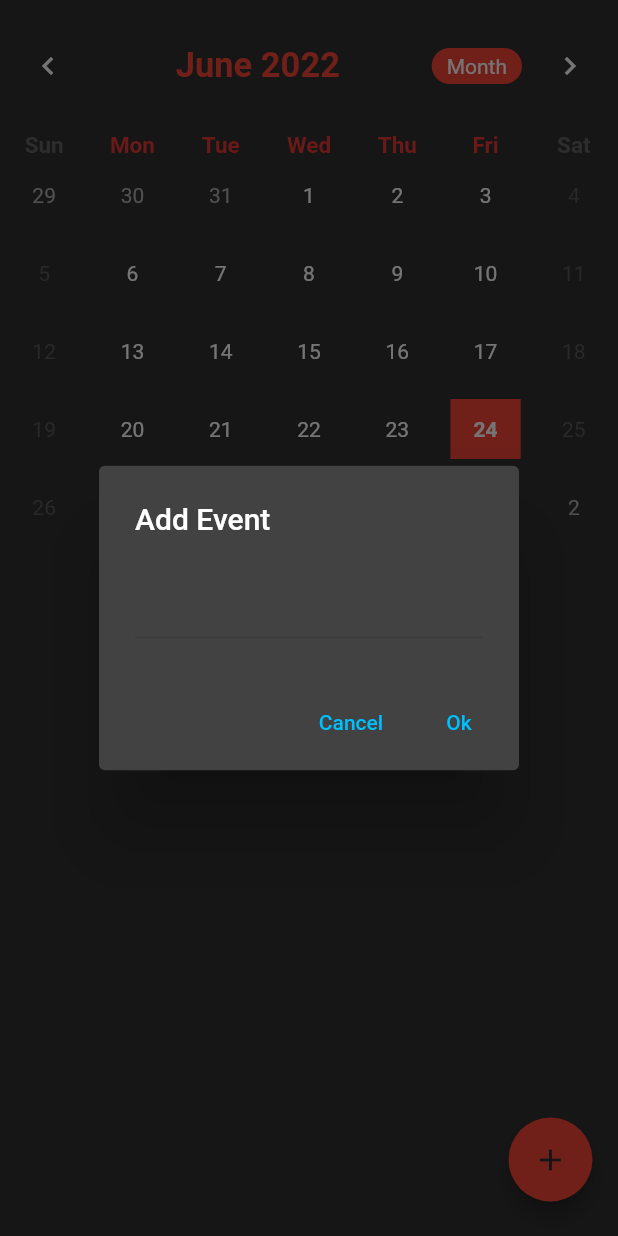
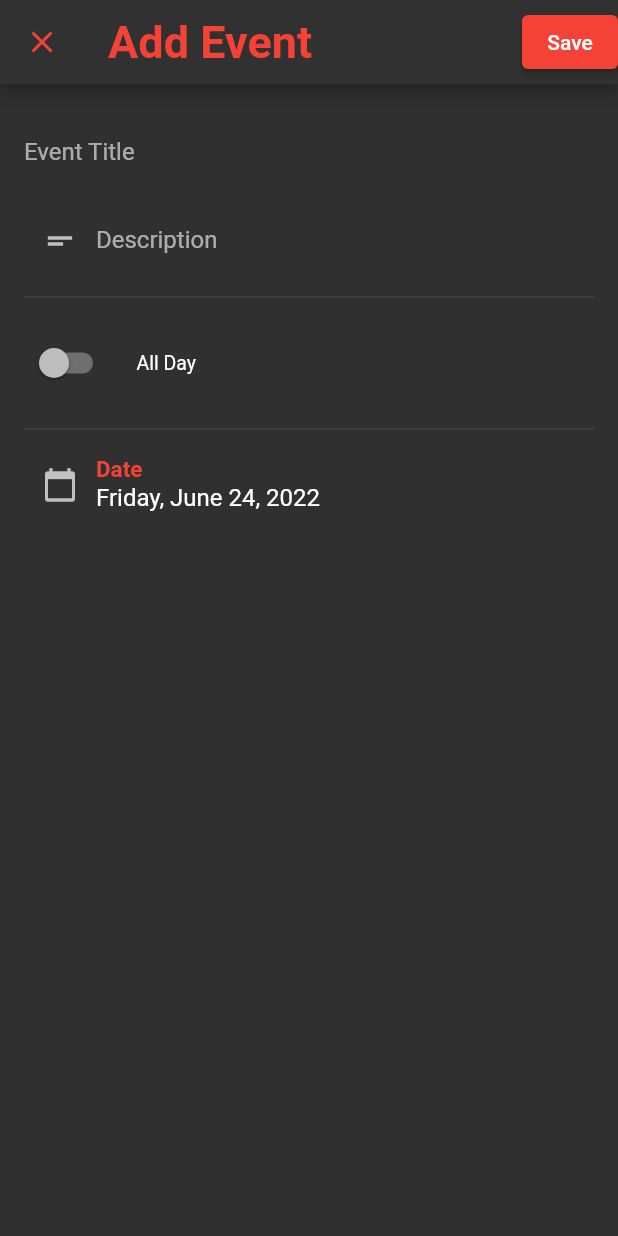
Before and after one commit to SkeletonPythons/studify, a Flutter app: the CalendarPage screen opened by its route, after a tap on the "add" icon, on a phone screen of 412 x 824 dp. Run offline on Flutter 3.47's test engine with Material 2 defaults, Android fonts, the phone set to English and light mode, and no system bars; drawn by our look-alikes of flutter_form_builder, table_calendar; our stand-ins replace cloud_firestore, firebase_auth, firebase_core, flutter_svg, font_awesome_flutter, get and 5 more; missing offline and left inert: flutterfire_ui, googleapis; accounts and stored records are empty.

Commit message:
Added "add event" page Added floating action bubble library Add "add event" to routes Added form builder for add event logic

```diff
--- a/lib/routes/routes.dart
+++ b/lib/routes/routes.dart
@@ -1,15 +1,15 @@
 // ignore_for_file: constant_identifier_names
 // ignore_for_file: prefer_const_constructors
 import 'package:get/get.dart';
-import 'package:studify/views/pages/calendar_page/calendar_page.dart';
 import 'package:studify/views/pages/dashboard_page/dashboard_page.dart';
 import 'package:studify/views/pages/timers_page/pomodoro.dart';
 import '../../../views/pages/splash_page/splash_page.dart';
 import '../../../views/pages/login_page/login_page.dart';
 import '../../../views/pages/timers_page/timer_homepage.dart';
 import '../../../views/pages/bottom_nav_page/bottom_nav_bar.dart';
+import 'package:studify/views/pages/calendar_page/calendar_page.dart';
+import '../views/pages/calendar_page/add_event.dart';
 import '../views/pages/timers_page/timer_pomodoro_setup.dart';
-
 
 abstract class Routes {
   static const String LOGIN = '/login';
@@ -18,6 +18,7 @@ abstract class Routes {
   static const String TIMER = '/timer';
   static const String NAVBAR = '/navbar';
   static const String CALENDAR = '/calendar';
+  static const String ADDEVENT = '/add_event';
   static const String POMODOROSETUP = '/pomodoro_setup';
   static const String POMODORO = '/pomodoro';
 }
@@ -53,6 +54,10 @@ class AppPages {
       page: () => CalendarPage(),
     ),
     GetPage(
+      name: Routes.ADDEVENT,
+      page: () => AddEvent(),
+    ),
+    GetPage(
       name: Routes.POMODOROSETUP,
       page: () => PomodoroSetUp(),
     ),
--- /dev/null
+++ b/lib/views/pages/calendar_page/add_event.dart
@@ -0,0 +1,116 @@
+// ignore_for_file: constant_identifier_names
+// ignore_for_file: prefer_const_constructors
+import 'package:flutter/material.dart';
+import 'package:get/get.dart';
+import 'package:flutter_form_builder/flutter_form_builder.dart';
+import 'package:intl/intl.dart';
+import '../../../routes/routes.dart';
+import '../../pages/calendar_page/calendar_page.dart';
+
+class AddEvent extends StatefulWidget {
+  const AddEvent({Key? key}) : super(key: key);
+
+  @override
+  AddEventState createState() => AddEventState();
+}
+
+class AddEventState extends State<AddEvent>
+    with SingleTickerProviderStateMixin {
+  final _formKey = GlobalKey<FormBuilderState>();
+  @override
+  Widget build(BuildContext context) {
+    final Size size = MediaQuery.of(context).size;
+
+    return SizedBox(
+      height: size.height * 0.1,
+      width: size.width,
+      child: Scaffold(
+        appBar: AppBar(
+          leading: IconButton(
+            icon: Icon(Icons.clear, color: Colors.red),
+            onPressed: () {
+              Get.back();
+            },
+          ),
+          actions: [
+            Center(
+                child: ElevatedButton(
+              style: ElevatedButton.styleFrom(
+                primary: Colors.red,
+                onPrimary: Colors.white,
+              ),
+              onPressed: () async {
+                //save event
+              },
+              child: Text('Save'),
+            )),
+          ],
+          title: const Text('Add Event', textAlign: TextAlign.center),
+          titleTextStyle: const TextStyle(
+            color: Colors.red,
+            fontSize: 30,
+            fontWeight: FontWeight.bold,
+          ),
+        ),
+        body: ListView(padding: const EdgeInsets.all(16.0), children: <Widget>[
+          FormBuilder(
+            key: _formKey,
+            child: Column(
+              children: [
+                FormBuilderTextField(
+                  autovalidateMode: AutovalidateMode.always,
+                  name: "Event Title",
+                  decoration: InputDecoration(
+                    labelText: "Event Title",
+                    hintText: "Name of the event",
+                  ),
+                ),
+                FormBuilderTextField(
+                  name: "Description",
+                  maxLines: 5,
+                  minLines: 1,
+                  decoration: InputDecoration(
+                    labelText: "Description",
+                    hintText: "Description of the event",
+                    border: InputBorder.none,
+                    prefixIcon: Icon(Icons.short_text),
+                  ),
+                ),
+                Divider(),
+                FormBuilderSwitch(
+                  name: 'All Day',
+                  title: Text('All Day'),
+                  initialValue: false,
+                  controlAffinity: ListTileControlAffinity.leading,
+                  decoration: InputDecoration(
+                    border: InputBorder.none,
+                  ),
+                ),
+                Divider(),
+                Center(
+                  child: FormBuilderDateTimePicker(
+                    name: "Date",
+                    decoration: InputDecoration(
+                      labelText: "Date",
+                      floatingLabelStyle: TextStyle(
+                          color: const Color(0xfff44336),
+                          fontWeight: FontWeight.bold,
+                          fontSize: 20),
+                      border: InputBorder.none,
+                      prefixIcon: Icon(Icons.calendar_today),
+                    ),
+                    initialValue: DateTime.now(),
+                    initialTime: TimeOfDay.now(),
+                    inputType: InputType.date,
+                    initialDate: DateTime.now(),
+                    format: DateFormat("EEEE, MMMM dd, yyyy"),
+                  ),
+                ),
+              ],
+            ),
+          ),
+        ]),
+      ),
+    );
+  }
+}
--- a/lib/views/pages/calendar_page/calendar_page.dart
+++ b/lib/views/pages/calendar_page/calendar_page.dart
@@ -1,10 +1,13 @@
 // ignore_for_file: prefer_const_constructors
 // import 'package:get/get.dart';
+import 'package:flutter_form_builder/flutter_form_builder.dart';
 import 'package:get/get.dart';
 import 'package:flutter/material.dart';
+import 'package:intl/intl.dart';
 import 'package:syncfusion_flutter_calendar/calendar.dart';
 import 'package:table_calendar/table_calendar.dart';
 import '../../../controllers/calendar_controller.dart';
+import '../../../routes/routes.dart';
 
 class CalendarPage extends StatefulWidget {
   const CalendarPage({Key? key}) : super(key: key);
@@ -28,7 +31,6 @@ class CalendarPageState extends State<CalendarPage>
   void initState() {
     super.initState();
     _selectedEvents = {};
-    _selectedDay = _todayDay;
   }
 
   List<Event> _getEventsFromDay(DateTime date) {
@@ -47,10 +49,12 @@ class CalendarPageState extends State<CalendarPage>
 
     return SafeArea(
       child: Scaffold(
-        body: Column(children: [
+        body: SizedBox(
+          child: SingleChildScrollView(
+            child: Column(children: [
               SizedBox(
-            height: 417,
-            width: 1000,
+                height: size.height * 0.55,
+                width: size.width,
                 child: TableCalendar(
                   firstDay: DateTime(1990),
                   lastDay: DateTime(2050),
@@ -69,7 +73,8 @@ class CalendarPageState extends State<CalendarPage>
                         color: Color(0xfff44336),
                         fontWeight: FontWeight.bold,
                         fontSize: 23),
-                headerPadding: const EdgeInsets.only(top: 20.0, bottom: 20.0),
+                    headerPadding:
+                        const EdgeInsets.only(top: 20.0, bottom: 20.0),
                     formatButtonDecoration: BoxDecoration(
                       color: const Color(0xfff44336),
                       borderRadius: BorderRadius.circular(20.0),
@@ -126,29 +131,85 @@ class CalendarPageState extends State<CalendarPage>
                     title: Text(event.title),
                   )),
             ]),
-        floatingActionButton: SizedBox(
-          height: 70,
-          width: 1000,
-          child: Row(
+          ),
+        ),
+        floatingActionButton: FloatingActionButton.small(
+            backgroundColor: const Color(0xfff44336),
+            onPressed: () {
+              Navigator.pushNamed(context, Routes.ADDEVENT);
+            },
+
+            /*onPressed: () => showDialog(
+                  context: context,
+                  builder: (context) => SingleChildScrollView(
+                    child: AlertDialog(
+                      title: const Text("Add Event"),
+                      content: FormBuilder(
+                        child: Column(
                           children: [
-              Padding(
-                padding: const EdgeInsets.fromLTRB(355.0, 0, 0, 0),
-                child: FloatingActionButton(
-                    backgroundColor: const Color(0xfff44336),
-                    onPressed: () => showDialog(
-                          context: context,
-                          builder: (context) => AlertDialog(
-                            title: const Text("Add Event"),
-                            content: TextFormField(
+                            FormBuilderTextField(
+                              name: "Event Title",
+                              decoration: InputDecoration(
+                                labelText: "Event Title",
+                                hintText: "Name of the event",
+                              ),
                               controller: _eventController,
                             ),
+                            FormBuilderTextField(
+                              name: "Description",
+                              maxLines: 5,
+                              minLines: 1,
+                              decoration: InputDecoration(
+                                labelText: "Description",
+                                hintText: "Description of the event",
+                                border: InputBorder.none,
+                                prefixIcon: Icon(Icons.short_text),
+                              ),
+                            ),
+                            Divider(),
+                            FormBuilderSwitch(
+                              name: 'All Day',
+                              title: Text('All Day'),
+                              initialValue: false,
+                              controlAffinity: ListTileControlAffinity.leading,
+                              decoration: InputDecoration(
+                                border: InputBorder.none,
+                              ),
+                            ),
+                            Divider(),
+                            FormBuilderDateTimePicker(
+                              name: "Date",
+                              decoration: InputDecoration(
+                                labelText: "Date",
+                                floatingLabelStyle: TextStyle(
+                                    color: const Color(0xfff44336),
+                                    fontWeight: FontWeight.bold,
+                                    fontSize: 20),
+                                border: InputBorder.none,
+                                prefixIcon: Icon(Icons.calendar_today),
+                              ),
+                              initialValue: DateTime.now(),
+                              initialTime: TimeOfDay.now(),
+                              inputType: InputType.date,
+                              initialDate: _selectedDay,
+                              format: DateFormat("EEEE, MMMM dd, yyyy"),
+                            ),
+                          ],
+                        ),
+                      ),
+                      */ /*content: TextFormField(
+                          controller: _eventController,
+                          decoration: const InputDecoration(
+                            labelText: 'Event Name',
+                          ),
+                        ),*/ /*
                       actions: [
                         TextButton(
                           child: const Text("Cancel"),
                           onPressed: () => Navigator.pop(context),
                         ),
                         TextButton(
-                                child: const Text("Ok"),
+                          child: const Text("Save"),
                           onPressed: () {
                             if (_eventController.text.isEmpty) {
                             } else {
@@ -169,13 +230,8 @@ class CalendarPageState extends State<CalendarPage>
                           },
                         )
                       ],
-                          ),
-                        ),
+                    ),*/
             child: const Icon(Icons.add)),
-              ),
-            ],
-          ),
-        ),
       ),
     );
   }
--- a/pubspec.yaml
+++ b/pubspec.yaml
@@ -56,6 +56,8 @@ dependencies:
   rive: ^0.9.0
   flutter_staggered_grid_view: ^0.6.1
   sleek_circular_slider: ^2.0.1
+  flutter_form_builder: ^7.3.1
+  floating_action_bubble: ^1.1.4
 
 dev_dependencies:
   flutter_test:
```
Also changed, not shown: pubspec.lock. Lines whose indentation alone changed are shown as unchanged.
